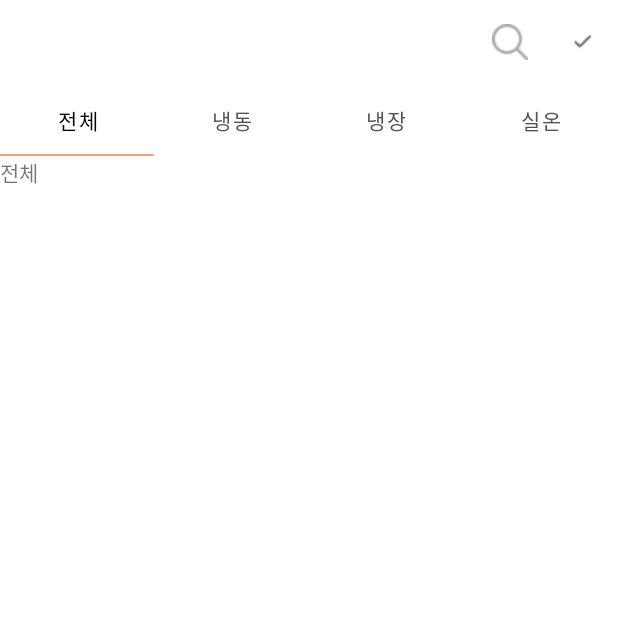
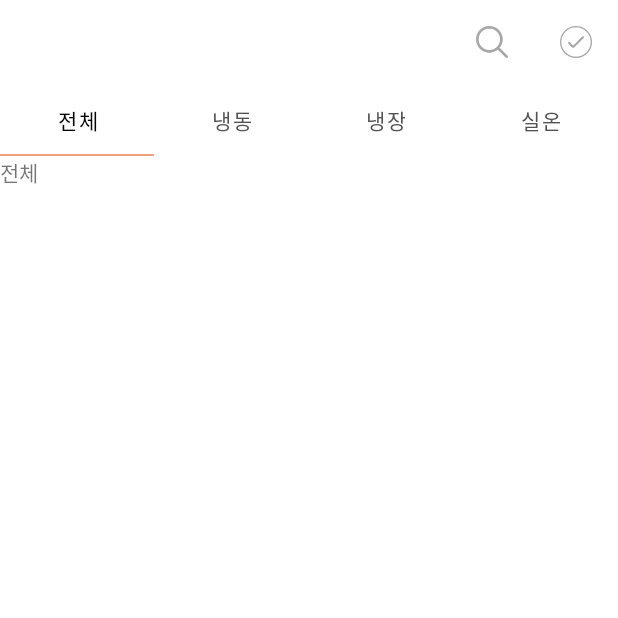
Before and after one commit to re-prife/Android, an Android app: the RefrigeratorFragment screen opened directly, with no data from a screen before it, after a tap on "search", on a phone screen of 412 x 824 dp, the top half of it. Run offline under Robolectric (Android 15) with nearby library versions, the phone set to English and light mode, and no system bars.

Commit message:
Feat: 냉장고 Appbar 추가 #21

```diff
--- a/app/src/main/java/com/mirim/refrigerator/view/fragment/RefrigeratorFragment.kt
+++ b/app/src/main/java/com/mirim/refrigerator/view/fragment/RefrigeratorFragment.kt
@@ -2,6 +2,7 @@ package com.mirim.refrigerator.view.fragment
 
 import android.os.Bundle
 import android.view.*
+import android.widget.Toast
 import androidx.fragment.app.Fragment
 import androidx.fragment.app.FragmentManager
 import com.google.android.material.tabs.TabLayout
@@ -47,11 +48,11 @@ class RefrigeratorFragment: Fragment() {
         binding.myToolbar.setOnMenuItemClickListener {
             when (it.itemId) {
                 R.id.action_search -> {
-                    // Navigate to settings screen
+                    Toast.makeText(context, "검색", Toast.LENGTH_SHORT).show()
                     true
                 }
                 R.id.action_select -> {
-                    // Save profile changes
+                    Toast.makeText(context, "선택", Toast.LENGTH_SHORT).show()
                     true
                 }
                 else -> false
--- a/app/src/main/res/layout/fragment_refrigerator.xml
+++ b/app/src/main/res/layout/fragment_refrigerator.xml
@@ -8,7 +8,8 @@
     <androidx.appcompat.widget.Toolbar
         android:layout_width="match_parent"
         android:layout_height="wrap_content"
-        android:id="@+id/myToolbar" />
+        android:id="@+id/myToolbar"
+        android:theme="@style/Your.Theme"/>
 
     <com.google.android.material.tabs.TabLayout
         android:layout_width="match_parent"
--- a/app/src/main/res/menu/refrigerator_menu.xml
+++ b/app/src/main/res/menu/refrigerator_menu.xml
@@ -2,7 +2,6 @@
 <menu
     xmlns:android="http://schemas.android.com/apk/res/android"
     xmlns:app="http://schemas.android.com/apk/res-auto">
-
     <item
         android:id="@+id/action_search"
         android:icon="@drawable/icon_search"
@@ -10,7 +9,7 @@
         app:showAsAction="ifRoom"/>
     <item
         android:id="@+id/action_select"
-        android:icon="@drawable/icon_selected_item_white"
+        android:icon="@drawable/icon_select_ingredients"
         android:title="select"
         app:showAsAction="ifRoom"/>
 
--- a/app/src/main/res/values/colors.xml
+++ b/app/src/main/res/values/colors.xml
@@ -1,7 +1,7 @@
 <?xml version="1.0" encoding="utf-8"?>
 <resources>
-    <color name="purple_200">#FFBB86FC</color>
-    <color name="purple_500">#FF6200EE</color>
+    <color name="purple_200">#FFD3AB</color>
+    <color name="purple_500">#FF9C50</color>
     <color name="purple_700">#FF3700B3</color>
     <color name="teal_200">#FF9C50</color>
     <color name="teal_700">#FFD3AB</color>
--- a/app/src/main/res/values/themes.xml
+++ b/app/src/main/res/values/themes.xml
@@ -14,4 +14,7 @@
         <item name="android:statusBarColor" tools:targetApi="l">@color/second</item>
         <item name="android:windowLightStatusBar">true</item>
     </style>
+    <style name="Your.Theme" parent="@android:style/Theme.Holo.Light.DarkActionBar">
+        <item name="android:actionBarItemBackground">@null</item>
+    </style>
 </resources>
```
Also changed, not shown: app/src/main/res/drawable/icon_search.png, app/src/main/res/drawable/icon_select_ingredients.png (added).
